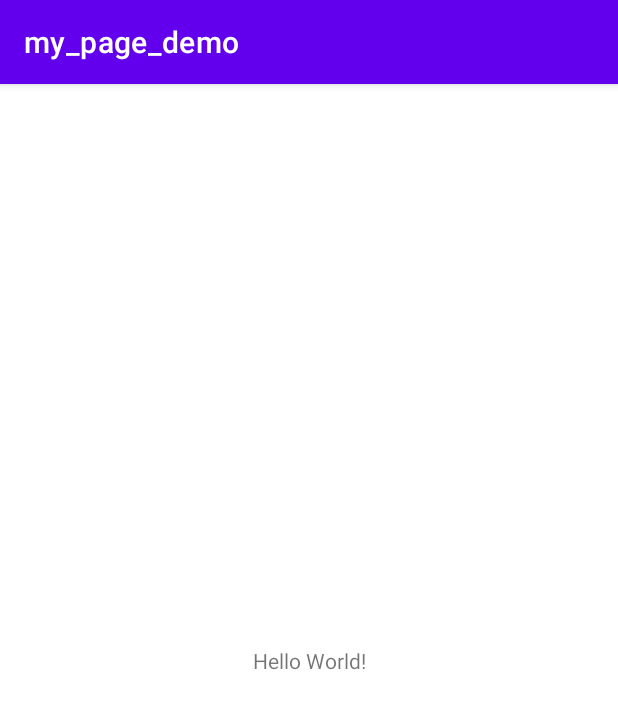
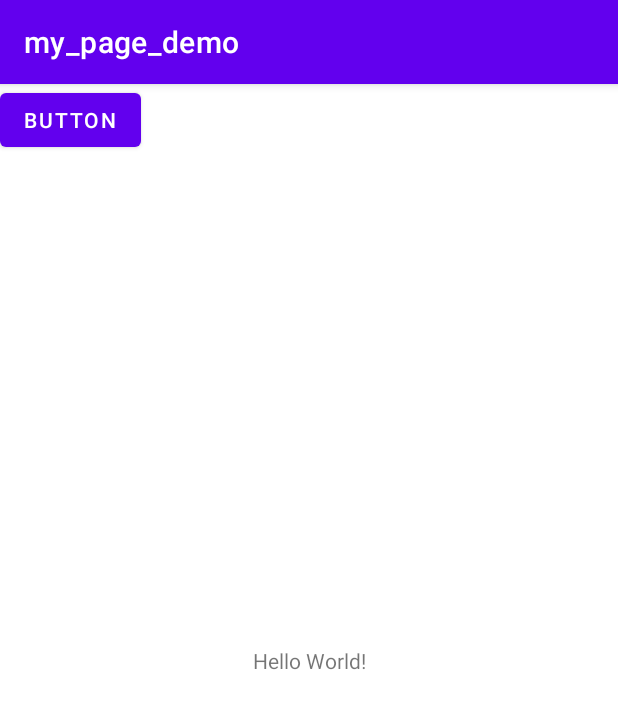
Before and after one commit to akrrkdgksdywjd/my_page_demo, an Android app: the screen it shows after launch (MainActivity), on a phone screen of 412 x 824 dp. Shown: the top 709 px of the screen. Run offline under Robolectric (Android 15) with nearby library versions, the phone set to English and light mode, and no system bars.

Commit message:
버튼 위젯 추가

```diff
--- a/app/src/main/res/layout/activity_main.xml
+++ b/app/src/main/res/layout/activity_main.xml
@@ -15,4 +15,12 @@
         app:layout_constraintStart_toStartOf="parent"
         app:layout_constraintTop_toTopOf="parent" />
 
+    <Button
+        android:id="@+id/button1"
+        android:layout_width="wrap_content"
+        android:layout_height="wrap_content"
+        android:text="Button"
+        tools:layout_editor_absoluteX="168dp"
+        tools:layout_editor_absoluteY="460dp" />
+
 </androidx.constraintlayout.widget.ConstraintLayout>
```
